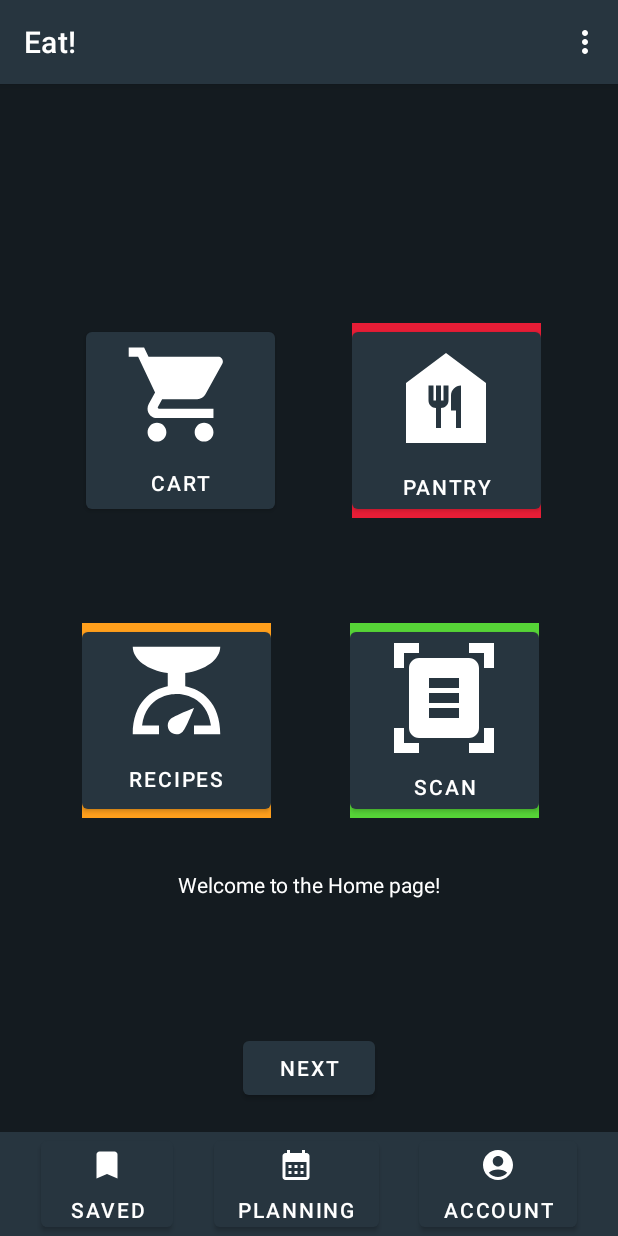
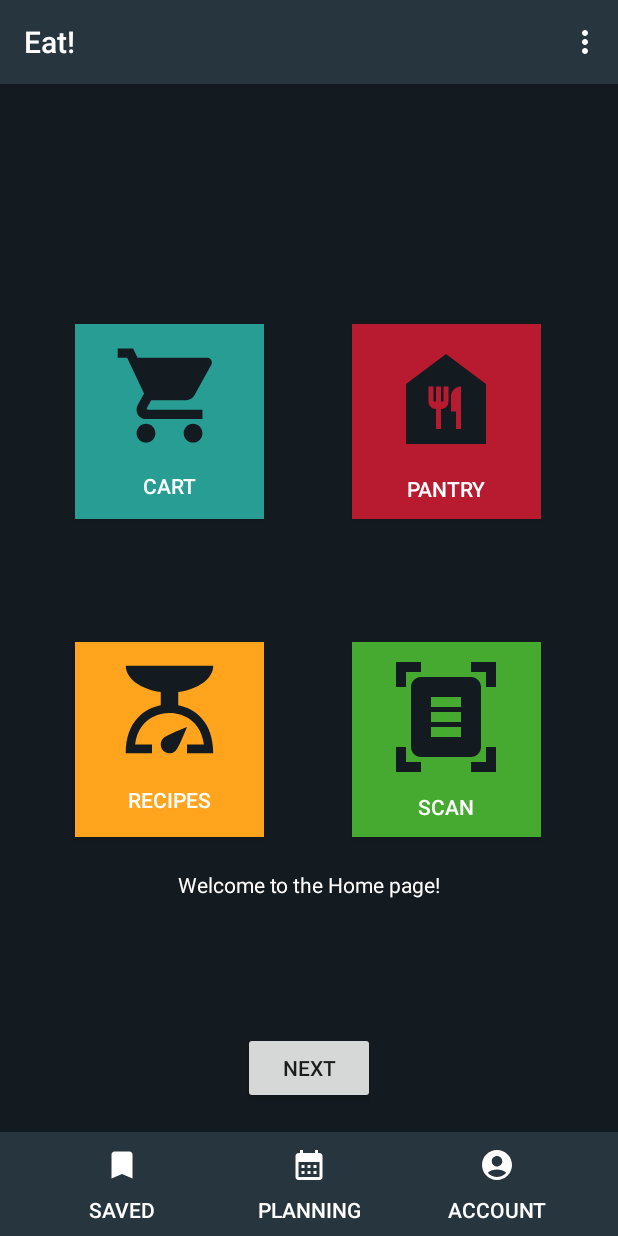
Before and after one commit to regino-pan-a-i/Eat_app, an Android app: the screen it shows after launch (MainActivity), on a phone screen of 412 x 824 dp. Run offline under Robolectric (Android 15) with nearby library versions, the phone set to English and light mode, and no system bars; our stand-ins replace navigation-ui.

Commit message:
New update

```diff
--- a/app/src/main/java/com/example/eatdraft/FirstFragment.java
+++ b/app/src/main/java/com/example/eatdraft/FirstFragment.java
@@ -36,6 +36,8 @@ public class FirstFragment extends Fragment {
                         .navigate(R.id.action_FirstFragment_to_SecondFragment);
             }
         });
+
+
     }
 
     @Override
--- a/app/src/main/res/drawable/cart_large_img.xml
+++ b/app/src/main/res/drawable/cart_large_img.xml
@@ -1,4 +1,4 @@
-<vector android:height="75dp" android:tint="#FFFFFF"
+<vector android:height="75dp" android:tint="#141B20"
     android:viewportHeight="24" android:viewportWidth="24"
     android:width="75dp" xmlns:android="http://schemas.android.com/apk/res/android">
     <path android:fillColor="@android:color/white" android:pathData="M7,18c-1.1,0 -1.99,0.9 -1.99,2S5.9,22 7,22s2,-0.9 2,-2 -0.9,-2 -2,-2zM1,2v2h2l3.6,7.59 -1.35,2.45c-0.16,0.28 -0.25,0.61 -0.25,0.96 0,1.1 0.9,2 2,2h12v-2L7.42,15c-0.14,0 -0.25,-0.11 -0.25,-0.25l0.03,-0.12 0.9,-1.63h7.45c0.75,0 1.41,-0.41 1.75,-1.03l3.58,-6.49c0.08,-0.14 0.12,-0.31 0.12,-0.48 0,-0.55 -0.45,-1 -1,-1L5.21,4l-0.94,-2L1,2zM17,18c-1.1,0 -1.99,0.9 -1.99,2s0.89,2 1.99,2 2,-0.9 2,-2 -0.9,-2 -2,-2z"/>
--- a/app/src/main/res/drawable/pantry_img.xml
+++ b/app/src/main/res/drawable/pantry_img.xml
@@ -1,4 +1,4 @@
-<vector android:height="80dp" android:tint="#FFFFFF"
+<vector android:height="80dp" android:tint="#141B20"
     android:viewportHeight="24" android:viewportWidth="24"
     android:width="80dp" xmlns:android="http://schemas.android.com/apk/res/android">
     <path android:fillColor="@android:color/white" android:pathData="M12,3L4,9v12h16V9L12,3zM12.5,12.5c0,0.83 -0.67,1.5 -1.5,1.5v4h-1v-4c-0.83,0 -1.5,-0.67 -1.5,-1.5v-3h1v3H10v-3h1v3h0.5v-3h1V12.5zM15,18h-1v-3.5h-1v-3c0,-1.1 0.9,-2 2,-2V18z"/>
--- a/app/src/main/res/drawable/scale_img.xml
+++ b/app/src/main/res/drawable/scale_img.xml
@@ -1,4 +1,4 @@
-<vector android:height="70dp" android:tint="#FFFFFF"
+<vector android:height="70dp" android:tint="#141B20"
     android:viewportHeight="24" android:viewportWidth="24"
     android:width="70dp" xmlns:android="http://schemas.android.com/apk/res/android">
     <path android:fillColor="@android:color/white" android:pathData="M14,11V8c4.56,-0.58 8,-3.1 8,-6H2c0,2.9 3.44,5.42 8,6l0,3c-3.68,0.73 -8,3.61 -8,11h6v-2H4.13c0.93,-6.83 6.65,-7.2 7.87,-7.2s6.94,0.37 7.87,7.2H16v2h6C22,14.61 17.68,11.73 14,11zM12,22c-1.1,0 -2,-0.9 -2,-2c0,-0.55 0.22,-1.05 0.59,-1.41C11.39,17.79 16,16 16,16s-1.79,4.61 -2.59,5.41C13.05,21.78 12.55,22 12,22z"/>
--- a/app/src/main/res/drawable/scan_large_img.xml
+++ b/app/src/main/res/drawable/scan_large_img.xml
@@ -1,4 +1,4 @@
-<vector android:height="80dp" android:tint="#FFFFFF"
+<vector android:height="80dp" android:tint="#141B20"
     android:viewportHeight="24" android:viewportWidth="24"
     android:width="80dp" xmlns:android="http://schemas.android.com/apk/res/android">
     <path android:fillColor="@android:color/white" android:pathData="M7,3H4v3H2V1h5V3zM22,6V1h-5v2h3v3H22zM7,21H4v-3H2v5h5V21zM20,18v3h-3v2h5v-5H20zM19,18c0,1.1 -0.9,2 -2,2H7c-1.1,0 -2,-0.9 -2,-2V6c0,-1.1 0.9,-2 2,-2h10c1.1,0 2,0.9 2,2V18zM15,8H9v2h6V8zM15,11H9v2h6V11zM15,14H9v2h6V14z"/>
--- a/app/src/main/res/layout/fragment_first.xml
+++ b/app/src/main/res/layout/fragment_first.xml
@@ -29,87 +29,8 @@
         app:layout_constraintStart_toStartOf="parent"
         app:layout_constraintTop_toBottomOf="@id/textview_first" />
 
-    <Button
-        android:id="@+id/button_cart"
-        android:layout_width="126dp"
-        android:layout_height="130dp"
-        android:layout_alignParentStart="true"
-        android:layout_alignParentTop="true"
-        android:background="@null"
-        android:text="@string/button_cart_text"
-        android:drawableTop="@drawable/cart_large_img"
-        app:layout_constraintBottom_toBottomOf="parent"
-        app:layout_constraintEnd_toEndOf="parent"
-        app:layout_constraintHorizontal_bias="0.2"
-        app:layout_constraintStart_toStartOf="parent"
-        app:layout_constraintTop_toTopOf="parent"
-        app:layout_constraintVertical_bias="0.25" />
 
-    <RelativeLayout
-        android:id="@+id/button_pantry"
-        android:layout_width="126dp"
-        android:layout_height="130dp"
-        android:layout_alignParentStart="true"
-        android:layout_alignParentTop="true"
-        android:background="@color/red"
-        app:layout_constraintBottom_toBottomOf="parent"
-        app:layout_constraintEnd_toEndOf="parent"
-        app:layout_constraintStart_toEndOf="@+id/button_cart"
-        app:layout_constraintTop_toTopOf="parent"
-        app:layout_constraintVertical_bias="0.25">
-        <Button
-            android:layout_width="match_parent"
-            android:layout_height="match_parent"
-            android:drawableTop="@drawable/pantry_img"
-            android:background="@null"
-            android:text="@string/button_pantry_text">
-        </Button>
-    </RelativeLayout>
 
-    <RelativeLayout
-        android:id="@+id/button_recipes"
-        android:layout_width="126dp"
-        android:layout_height="130dp"
-        android:layout_alignParentStart="true"
-        android:layout_alignParentTop="true"
-        android:background="@color/orange"
-        app:layout_constraintBottom_toBottomOf="parent"
-        app:layout_constraintEnd_toEndOf="parent"
-        app:layout_constraintHorizontal_bias="0.19"
-        app:layout_constraintStart_toStartOf="parent"
-        app:layout_constraintTop_toBottomOf="@+id/button_cart"
-        app:layout_constraintVertical_bias="0.19999999">
-        <Button
-            android:layout_width="match_parent"
-            android:layout_height="match_parent"
-            android:drawableTop="@drawable/scale_img"
-            android:background="@null"
-            android:text="@string/button_recipes_text">
-        </Button>
-    </RelativeLayout>
-
-    <RelativeLayout
-        android:id="@+id/button_scan"
-        android:layout_width="126dp"
-        android:layout_height="130dp"
-        android:layout_alignParentStart="true"
-        android:layout_alignParentTop="true"
-        android:background="@color/electric_green"
-        app:layout_constraintBottom_toBottomOf="parent"
-        app:layout_constraintEnd_toEndOf="parent"
-        app:layout_constraintStart_toEndOf="@+id/button_recipes"
-        app:layout_constraintTop_toBottomOf="@+id/button_pantry"
-        app:layout_constraintVertical_bias="0.19999999">
-
-        <Button
-            android:layout_width="match_parent"
-            android:layout_height="match_parent"
-            android:drawableTop="@drawable/scan_large_img"
-            android:background="@null"
-            android:text="@string/button_scan_text">
-        </Button>
-
-    </RelativeLayout>
 
     <!--15 Mobile bottom nav aka Footer, Menu, Tabs, Navigation-->
     <androidx.constraintlayout.widget.ConstraintLayout
@@ -128,6 +49,8 @@
             android:layout_height="match_parent"
             android:background="@null"
             android:text="@string/navBar_saved"
+            android:textColor="@color/white"
+            android:paddingTop="10dp"
             android:drawableTop="@drawable/save_img"
             app:layout_constraintStart_toStartOf="parent"
             app:layout_constraintEnd_toStartOf="@id/frame_9"
@@ -141,6 +64,8 @@
             android:layout_height="match_parent"
             android:background="@null"
             android:text="@string/navBar_planning"
+            android:textColor="@color/white"
+            android:paddingTop="10dp"
             android:drawableTop="@drawable/calendar_img"
             app:layout_constraintStart_toEndOf="@id/frame_10"
             app:layout_constraintEnd_toStartOf="@id/frame_8"
@@ -154,6 +79,8 @@
             android:layout_height="match_parent"
             android:background="@null"
             android:text="@string/navBar_account"
+            android:textColor="@color/white"
+            android:paddingTop="10dp"
             android:drawableTop="@drawable/account_img"
             app:layout_constraintStart_toEndOf="@id/frame_9"
             app:layout_constraintEnd_toEndOf="parent"
@@ -162,5 +89,83 @@
 
     </androidx.constraintlayout.widget.ConstraintLayout>
 
+    <androidx.constraintlayout.widget.ConstraintLayout
+        android:layout_width="340dp"
+        android:layout_height="382dp"
+        app:layout_constraintBottom_toBottomOf="@+id/mobile_bott"
+        app:layout_constraintEnd_toEndOf="parent"
+        app:layout_constraintHorizontal_bias="0.492"
+        app:layout_constraintStart_toStartOf="parent"
+        app:layout_constraintTop_toTopOf="parent"
+        app:layout_constraintVertical_bias="0.362">
+
+        <Button
+            android:id="@+id/main_cart_button"
+            android:layout_width="126dp"
+            android:layout_height="130dp"
+            android:layout_marginEnd="44dp"
+            android:layout_marginBottom="61dp"
+            android:background="@color/teal"
+            android:paddingTop="10dp"
+            android:drawableTop="@drawable/cart_large_img"
+            android:text="@string/button_cart_text"
+            android:textColor="@color/white"
+            app:layout_constraintBottom_toTopOf="@+id/main_recipes_button"
+            app:layout_constraintEnd_toStartOf="@+id/main_pantry_button"
+            app:layout_constraintStart_toStartOf="parent"
+            app:layout_constraintTop_toTopOf="parent" />
+
+        <Button
+            android:id="@+id/main_pantry_button"
+            android:layout_width="126dp"
+            android:layout_height="130dp"
+            android:layout_marginBottom="61dp"
+            android:background="@color/red"
+            android:paddingTop="10dp"
+            android:drawableTop="@drawable/pantry_img"
+            android:text="@string/button_pantry_text"
+            android:textColor="@color/white"
+            app:layout_constraintBottom_toTopOf="@+id/main_scan_button"
+            app:layout_constraintEnd_toEndOf="parent"
+            app:layout_constraintStart_toEndOf="@+id/main_cart_button"
+            app:layout_constraintTop_toTopOf="parent">
+
+        </Button>
+
+        <Button
+            android:id="@+id/main_recipes_button"
+            android:layout_width="126dp"
+            android:layout_height="130dp"
+            android:layout_marginEnd="44dp"
+            android:background="@color/orange"
+            android:drawableTop="@drawable/scale_img"
+            android:paddingTop="10dp"
+            android:text="@string/button_recipes_text"
+            android:textColor="@color/white"
+            app:layout_constraintBottom_toBottomOf="parent"
+            app:layout_constraintEnd_toStartOf="@+id/main_scan_button"
+            app:layout_constraintStart_toStartOf="parent"
+            app:layout_constraintTop_toBottomOf="@+id/main_cart_button">
+
+        </Button>
+
+        <Button
+            android:id="@+id/main_scan_button"
+            android:layout_width="126dp"
+            android:layout_height="130dp"
+            android:background="@color/electric_green"
+            android:paddingTop="10dp"
+            android:drawableTop="@drawable/scan_large_img"
+            android:text="@string/button_scan_text"
+            android:textColor="@color/white"
+            app:layout_constraintBottom_toBottomOf="parent"
+            app:layout_constraintEnd_toEndOf="parent"
+            app:layout_constraintStart_toEndOf="@+id/main_recipes_button"
+            app:layout_constraintTop_toBottomOf="@+id/main_pantry_button">
+
+        </Button>
+
+    </androidx.constraintlayout.widget.ConstraintLayout>
+
 
 </androidx.constraintlayout.widget.ConstraintLayout>
--- a/app/src/main/res/values-night/themes.xml
+++ b/app/src/main/res/values-night/themes.xml
@@ -1,6 +1,6 @@
 <resources xmlns:tools="http://schemas.android.com/tools">
     <!-- Base application theme. -->
-    <style name="Theme.EatDraft" parent="Theme.MaterialComponents.DayNight.DarkActionBar">
+    <style name="Theme.EatDraft" parent="Theme.AppCompat.DayNight.NoActionBar">
         <!-- Primary brand color. -->
         <item name="colorPrimary">@color/purple_200</item>
         <item name="colorPrimaryVariant">@color/purple_700</item>
--- a/app/src/main/res/values/colors.xml
+++ b/app/src/main/res/values/colors.xml
@@ -1,9 +1,9 @@
 <?xml version="1.0" encoding="utf-8"?>
 <resources>
-    <color name="teal">#2EC4B6</color>
-    <color name="red">#E71D36</color>
-    <color name="orange">#FF9F1C</color>
-    <color name="electric_green">#56D437</color>
+    <color name="teal">#C62EC4B6</color>
+    <color name="red">#C7E71D36</color>
+    <color name="orange">#FFA41C</color>
+    <color name="electric_green">#C756D437</color>
     <color name="main_background">#141B20</color>
     <color name="navigation_bar">#27353F</color>
     <color name="purple_200">#FFBB86FC</color>
--- a/app/src/main/res/values/themes.xml
+++ b/app/src/main/res/values/themes.xml
@@ -1,6 +1,6 @@
 <resources xmlns:tools="http://schemas.android.com/tools">
     <!-- Base application theme. -->
-    <style name="Theme.EatDraft" parent="Theme.MaterialComponents.DayNight.DarkActionBar">
+    <style name="Theme.EatDraft" parent="Theme.AppCompat.DayNight.NoActionBar">
         <!-- Primary brand color. -->
         <item name="colorPrimary">@color/navigation_bar</item>
         <item name="colorPrimaryVariant">@color/purple_700</item>
```
